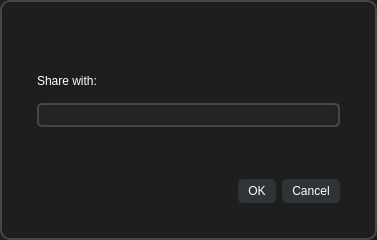
alvi-khan/Marshal, file filesharedialog.ui: the form before one commit.
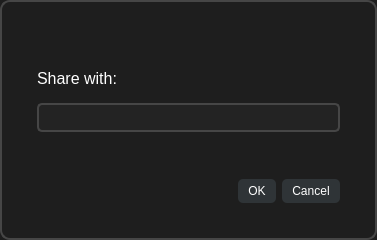
The form after the commit.

What changed in the file:
```diff
--- a/filesharedialog.ui
+++ b/filesharedialog.ui
@@ -92,6 +92,15 @@
       </item>
       <item>
        <widget class="QLabel" name="label">
+        <property name="font">
+         <font>
+          <family>Segoe UI</family>
+          <pointsize>12</pointsize>
+          <weight>50</weight>
+          <italic>false</italic>
+          <bold>false</bold>
+         </font>
+        </property>
         <property name="text">
          <string>Share with:</string>
         </property>
@@ -99,6 +108,15 @@
       </item>
       <item>
        <widget class="QLineEdit" name="username">
+        <property name="font">
+         <font>
+          <family>Segoe UI</family>
+          <pointsize>12</pointsize>
+          <weight>50</weight>
+          <italic>false</italic>
+          <bold>false</bold>
+         </font>
+        </property>
         <property name="styleSheet">
          <string notr="true">QLineEdit {
 	border: 1.5px solid rgb(70, 70, 70);
```
